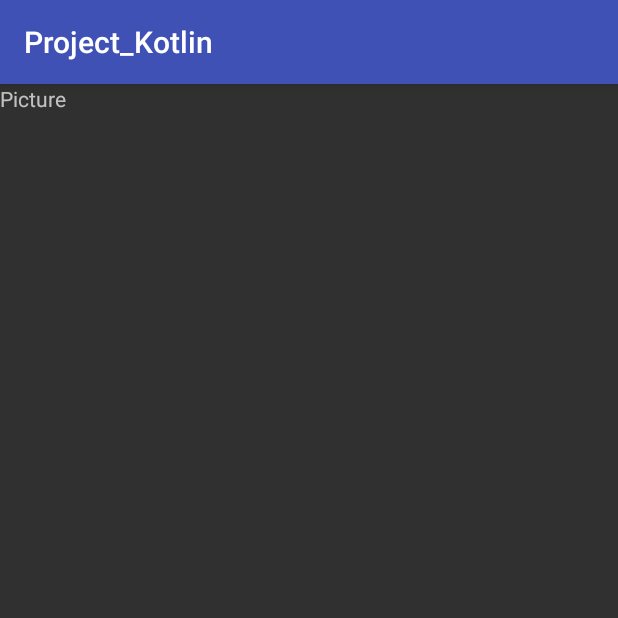
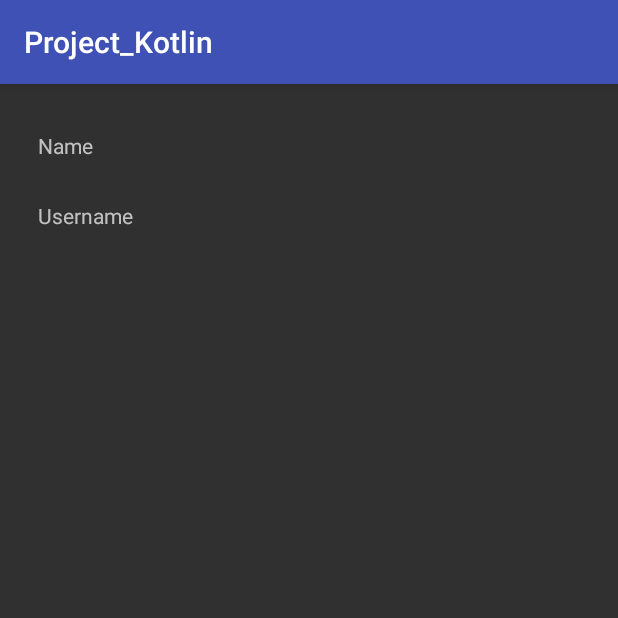
Before and after one commit to Malcom100/project_kotlin, an Android app: the fragment PictureFragment placed in its activity, on a phone screen of 412 x 824 dp, the top half of it. Run offline under Robolectric (Android 15) with nearby library versions, the phone set to English and light mode, and no system bars; 5 statements that could not run were skipped.

Commit message:
display user informations

```diff
--- a/app/src/main/res/layout/fragment_picture.xml
+++ b/app/src/main/res/layout/fragment_picture.xml
@@ -1,11 +1,53 @@
 <?xml version="1.0" encoding="utf-8"?>
-<LinearLayout xmlns:android="http://schemas.android.com/apk/res/android"
-    android:orientation="vertical" android:layout_width="match_parent"
+<android.support.constraint.ConstraintLayout xmlns:android="http://schemas.android.com/apk/res/android"
+    xmlns:app="http://schemas.android.com/apk/res-auto"
+    xmlns:tools="http://schemas.android.com/tools"
+    android:orientation="vertical"
+    android:layout_width="match_parent"
     android:layout_height="match_parent">
+
+    <TextView
+        android:id="@+id/textView3"
+        android:layout_width="wrap_content"
+        android:layout_height="wrap_content"
+        android:text="@string/txt_name"
+        tools:layout_constraintTop_creator="1"
+        tools:layout_constraintLeft_creator="1"
+        app:layout_constraintTop_toTopOf="parent"
+        android:layout_marginTop="31dp"
+        android:layout_marginLeft="25dp"
+        app:layout_constraintLeft_toLeftOf="parent" />
+    <TextView
+        android:layout_width="wrap_content"
+        android:layout_height="wrap_content"
+        android:id="@+id/name"
+        app:layout_constraintLeft_toRightOf="@+id/textView3"
+        android:layout_marginLeft="0dp"
+        android:layout_marginRight="8dp"
+        app:layout_constraintRight_toRightOf="parent"
+        app:layout_constraintTop_toTopOf="parent"
+        android:layout_marginTop="31dp"
+        app:layout_constraintHorizontal_bias="0.134" />
 
     <TextView
         android:layout_width="wrap_content"
         android:layout_height="wrap_content"
-        android:text="@string/title_picture_frg"/>
+        android:text="@string/txt_username"
+        android:layout_marginTop="27dp"
+        app:layout_constraintTop_toBottomOf="@+id/textView3"
+        android:layout_marginLeft="25dp"
+        app:layout_constraintLeft_toLeftOf="parent"
+        android:id="@+id/textView4" />
+    <TextView
+        android:layout_width="wrap_content"
+        android:layout_height="wrap_content"
+        android:id="@+id/username"
+        android:layout_marginTop="27dp"
+        app:layout_constraintTop_toBottomOf="@+id/name"
+        app:layout_constraintLeft_toRightOf="@+id/textView4"
+        android:layout_marginLeft="8dp"
+        android:layout_marginRight="8dp"
+        app:layout_constraintRight_toRightOf="parent"
+        app:layout_constraintHorizontal_bias="0.09" />
 
-</LinearLayout>
+</android.support.constraint.ConstraintLayout>
--- a/app/src/main/res/values/strings.xml
+++ b/app/src/main/res/values/strings.xml
@@ -6,4 +6,8 @@
     <string name="btn_picture">Take a picture</string>
     <string name="permissions_denied">The permissions are denied !</string>
     <string name="title_picture_frg">Picture </string>
+
+    <string name="txt_name">Name</string>
+    <string name="txt_username">Username</string>
+    <string name="txt_email">Email</string>
 </resources>
```
